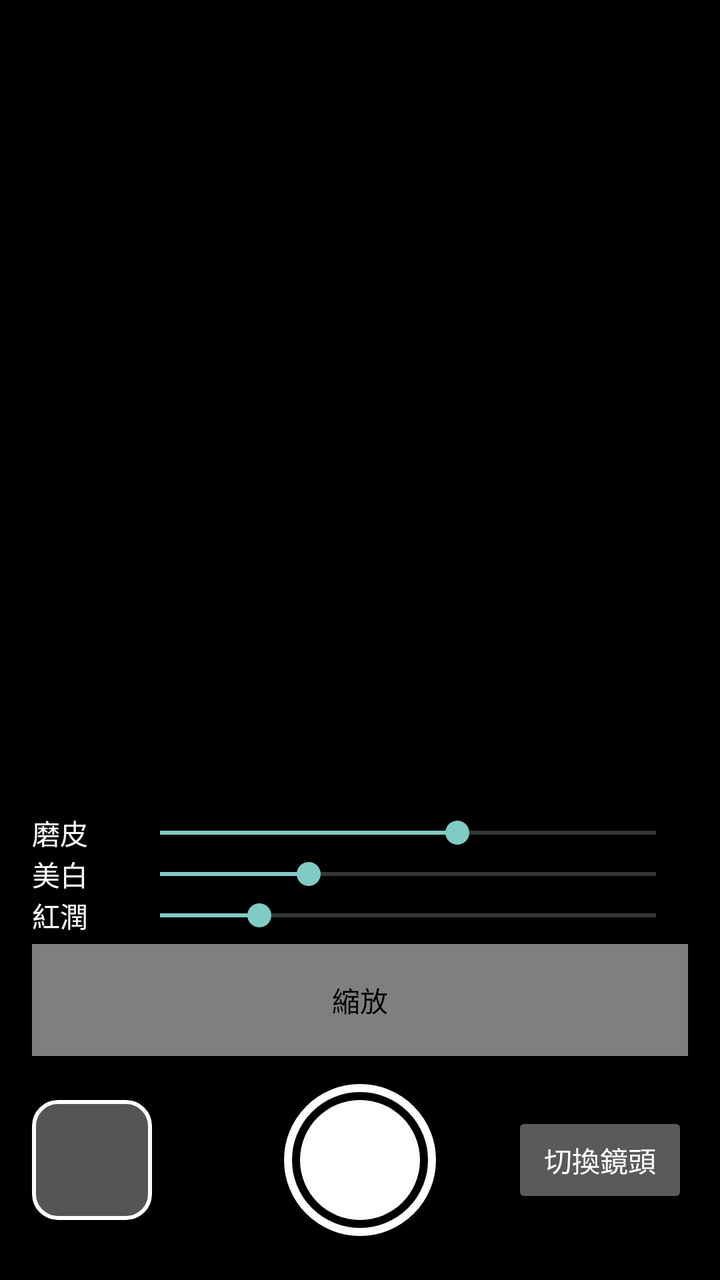
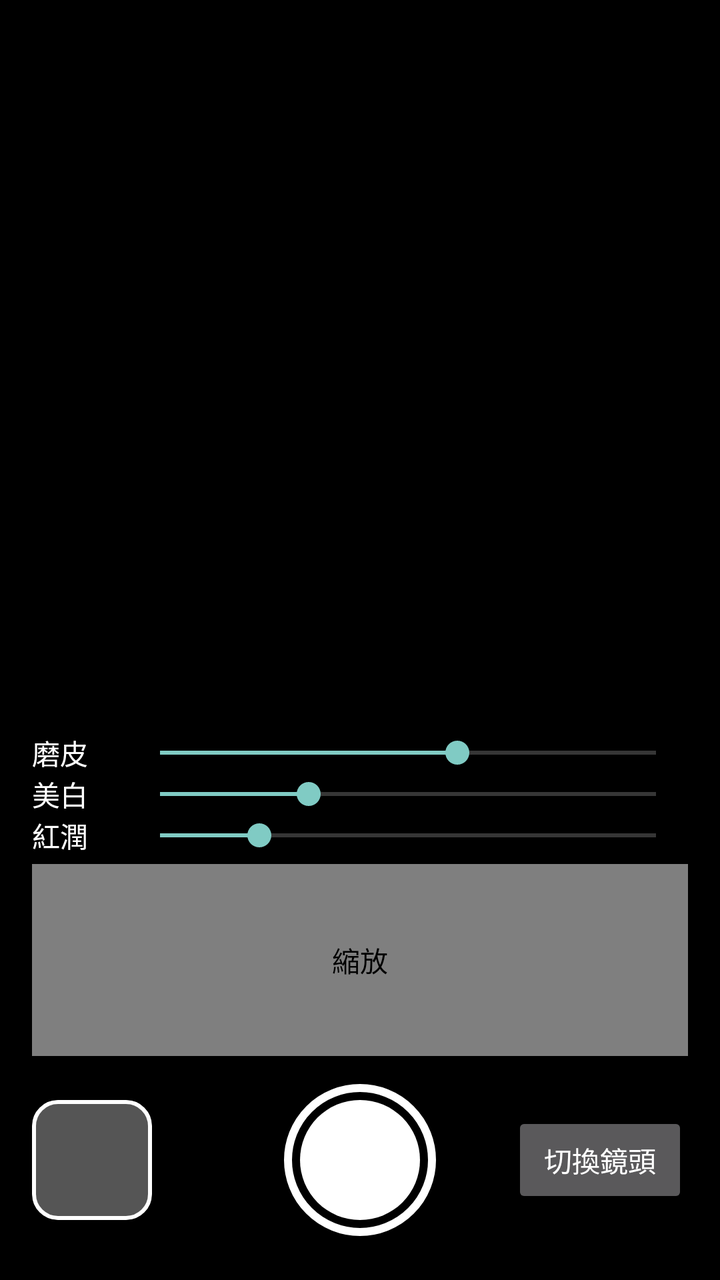

Screens rendered from an Android XML layout before and after an edit, with the pre-edit source and the edit as a unified diff.
<!-- AndroidManifest.xml: application theme Theme.GlowCam -->
<!-- res/layout/activity_main.xml -->
<?xml version="1.0" encoding="utf-8"?>
<FrameLayout xmlns:android="http://schemas.android.com/apk/res/android"
    android:id="@+id/root"
    android:layout_width="match_parent"
    android:layout_height="match_parent"
    android:background="@android:color/black">

    <ImageView
        android:id="@+id/preview"
        android:layout_width="match_parent"
        android:layout_height="match_parent"
        android:scaleType="centerCrop" />

    <View
        android:id="@+id/flash"
        android:layout_width="match_parent"
        android:layout_height="match_parent"
        android:alpha="0"
        android:background="@android:color/white" />

    <LinearLayout
        android:id="@+id/permission_panel"
        android:layout_width="match_parent"
        android:layout_height="match_parent"
        android:gravity="center"
        android:orientation="vertical"
        android:visibility="gone">
        <TextView
            android:layout_width="wrap_content"
            android:layout_height="wrap_content"
            android:text="@string/need_permission"
            android:textColor="@android:color/white"
            android:textSize="16sp" />
        <Button
            android:id="@+id/grant"
            android:layout_width="wrap_content"
            android:layout_height="wrap_content"
            android:layout_marginTop="16dp"
            android:text="@string/grant" />
    </LinearLayout>

    <LinearLayout
        android:id="@+id/controls"
        android:layout_width="match_parent"
        android:layout_height="wrap_content"
        android:layout_gravity="bottom"
        android:background="#66000000"
        android:orientation="vertical"
        android:padding="16dp">

        <LinearLayout style="@style/SliderRow">
            <TextView style="@style/SliderLabel" android:text="@string/smooth" />
            <SeekBar android:id="@+id/seek_smooth" style="@style/SliderBar" android:progress="60" />
        </LinearLayout>
        <LinearLayout style="@style/SliderRow">
            <TextView style="@style/SliderLabel" android:text="@string/whiten" />
            <SeekBar android:id="@+id/seek_whiten" style="@style/SliderBar" android:progress="30" />
        </LinearLayout>
        <LinearLayout style="@style/SliderRow">
            <TextView style="@style/SliderLabel" android:text="@string/rosy" />
            <SeekBar android:id="@+id/seek_rosy" style="@style/SliderBar" android:progress="20" />
        </LinearLayout>

        <dev.glowcam.ZoomControl
            android:id="@+id/zoom"
            android:layout_width="match_parent"
            android:layout_height="56dp"
            android:layout_marginTop="4dp"
            android:contentDescription="@string/zoom" />

        <FrameLayout
            android:layout_width="match_parent"
            android:layout_height="88dp"
            android:layout_marginTop="8dp">
            <ImageView
                android:id="@+id/thumb"
                android:layout_width="60dp"
                android:layout_height="60dp"
                android:layout_gravity="center_vertical|start"
                android:background="@drawable/thumb_bg"
                android:clipToOutline="true"
                android:contentDescription="@string/gallery"
                android:scaleType="centerCrop" />
            <Button
                android:id="@+id/btn_switch"
                android:layout_width="wrap_content"
                android:layout_height="wrap_content"
                android:layout_gravity="center_vertical|end"
                android:text="@string/switch_camera" />
            <ImageButton
                android:id="@+id/btn_shutter"
                android:layout_width="76dp"
                android:layout_height="76dp"
                android:layout_gravity="center"
                android:background="@drawable/shutter_bg"
                android:contentDescription="@string/shutter" />
        </FrameLayout>
    </LinearLayout>
</FrameLayout>
<!-- resources referenced by this layout -->
<resources>
  <!-- drawable shutter_bg (drawable) -->
  <?xml version="1.0" encoding="utf-8"?>
  <layer-list xmlns:android="http://schemas.android.com/apk/res/android">
      <item>
          <shape android:shape="oval">
              <stroke android:width="4dp" android:color="#FFFFFF" />
              <solid android:color="#00000000" />
          </shape>
      </item>
      <item android:top="8dp" android:bottom="8dp" android:left="8dp" android:right="8dp">
          <shape android:shape="oval">
              <solid android:color="#FFFFFF" />
          </shape>
      </item>
  </layer-list>
  <!-- drawable thumb_bg (drawable) -->
  <?xml version="1.0" encoding="utf-8"?>
  <shape xmlns:android="http://schemas.android.com/apk/res/android" android:shape="rectangle">
      <solid android:color="#55FFFFFF" />
      <stroke android:width="2dp" android:color="#FFFFFF" />
      <corners android:radius="12dp" />
  </shape>
  <string name="gallery">相簿</string>
  <string name="grant">授予權限</string>
  <string name="need_permission">需要相機權限才能使用美顏相機</string>
  <string name="rosy">紅潤</string>
  <string name="shutter">拍照</string>
  <string name="smooth">磨皮</string>
  <string name="switch_camera">切換鏡頭</string>
  <string name="whiten">美白</string>
  <string name="zoom">縮放</string>
  <style name="SliderBar">
          <item name="android:layout_width">0dp</item>
          <item name="android:layout_height">wrap_content</item>
          <item name="android:layout_weight">1</item>
          <item name="android:max">100</item>
      </style>
  <style name="SliderLabel">
          <item name="android:layout_width">48dp</item>
          <item name="android:layout_height">wrap_content</item>
          <item name="android:textColor">@android:color/white</item>
          <item name="android:textSize">14sp</item>
      </style>
  <style name="SliderRow">
          <item name="android:layout_width">match_parent</item>
          <item name="android:layout_height">wrap_content</item>
          <item name="android:orientation">horizontal</item>
          <item name="android:gravity">center_vertical</item>
      </style>
  <style name="Theme.GlowCam" parent="@android:style/Theme.Material.NoActionBar">
          <item name="android:windowBackground">@android:color/black</item>
          <item name="android:statusBarColor">@android:color/transparent</item>
          <item name="android:navigationBarColor">@android:color/transparent</item>
      </style>
</resources>

<!-- the commit's change to res/layout/activity_main.xml (unified diff, before → after) -->
@@ -64,7 +64,7 @@
         <dev.glowcam.ZoomControl
             android:id="@+id/zoom"
             android:layout_width="match_parent"
-            android:layout_height="56dp"
+            android:layout_height="96dp"
             android:layout_marginTop="4dp"
             android:contentDescription="@string/zoom" />
 
